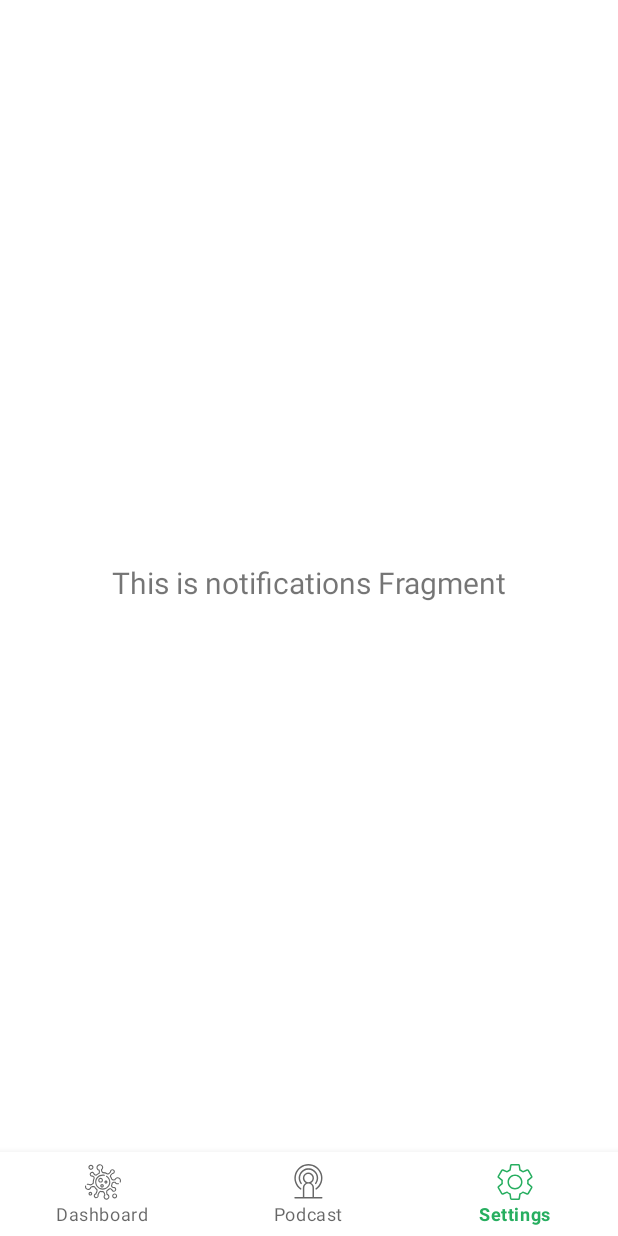
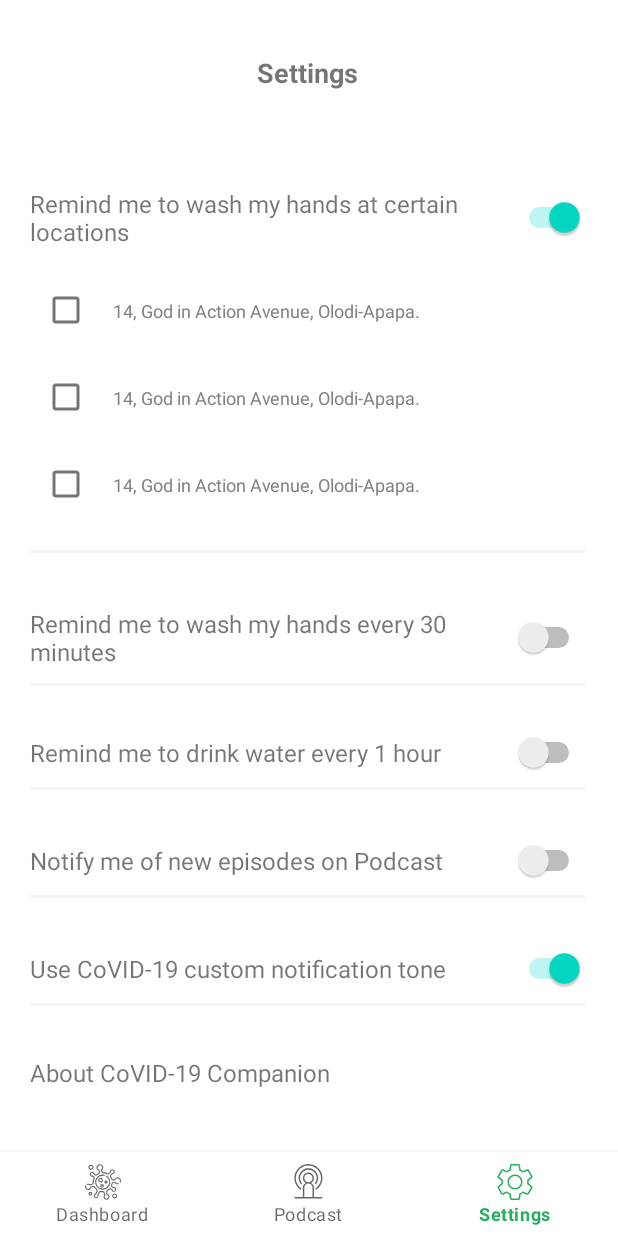
Before and after one commit to MaxSpane/Covid-19-Companion-Android-App, an Android app: the SettingsFragment screen opened through its navigation route, on a phone screen of 412 x 824 dp. Run offline under Robolectric (Android 15) with nearby library versions, the phone set to English and light mode, and no system bars; our stand-ins replace Dagger/Hilt's generated code, Room's generated code, navigation-ui.

Commit message:
Did UI for settings

```diff
--- a/app/src/main/java/it/weMake/covid19Companion/ui/landing/dashboard/DashboardFragment.kt
+++ b/app/src/main/java/it/weMake/covid19Companion/ui/landing/dashboard/DashboardFragment.kt
@@ -30,6 +30,7 @@ import it.weMake.covid19Companion.databinding.FragmentDashboardBinding
 import it.weMake.covid19Companion.services.DownloadManagerIntentService
 import it.weMake.covid19Companion.ui.landing.dashboard.adapters.GlobalCasesStatsAdapter
 import it.weMake.covid19Companion.ui.landing.dashboard.adapters.DashboardAdapter
+import it.weMake.covid19Companion.ui.landing.settings.ReminderLocationAdapter
 import it.weMake.covid19Companion.utils.*
 import java.io.File
 import javax.inject.Inject
@@ -44,6 +45,7 @@ class DashboardFragment : DaggerFragment(), View.OnClickListener {
     lateinit var fragmentBinding: FragmentDashboardBinding
     lateinit var globalCasesStatsAdapter: GlobalCasesStatsAdapter
     lateinit var dashboardAdapter: DashboardAdapter
+
 
     private lateinit var handler: Handler
     private val autoScrollDelayedTime: Long = 2500
--- /dev/null
+++ b/app/src/main/java/it/weMake/covid19Companion/ui/landing/settings/ReminderLocationAdapter.kt
@@ -0,0 +1,46 @@
+package it.weMake.covid19Companion.ui.landing.settings
+
+import android.view.LayoutInflater
+import android.view.View
+import android.view.ViewGroup
+import androidx.recyclerview.widget.RecyclerView
+import it.weMake.covid19Companion.R
+import it.weMake.covid19Companion.databinding.ReminderLocationBinding
+
+class ReminderLocationAdapter(): RecyclerView.Adapter<ReminderLocationAdapter.Holder>() {
+
+
+    override fun onCreateViewHolder(parent: ViewGroup, viewType: Int): Holder {
+        val view = LayoutInflater.from(parent.context).inflate(R.layout.reminder_location, parent, false)
+
+        return Holder(ReminderLocationBinding.bind(view))
+    }
+
+    override fun getItemCount(): Int = 3
+
+    override fun onBindViewHolder(holder: Holder, position: Int) {
+        holder.bind(position)
+    }
+
+
+
+    inner class Holder(private val itemBinding: ReminderLocationBinding): RecyclerView.ViewHolder(itemBinding.root), View.OnClickListener{
+
+        init {
+
+            itemView.setOnClickListener(this)
+        }
+
+        override fun onClick(v: View?) {
+        }
+
+        fun bind(position: Int) {
+
+                itemBinding.remHandLocTV.text = "14, God in Action Avenue, Olodi-Apapa."
+
+
+        }
+
+    }
+
+}
--- a/app/src/main/java/it/weMake/covid19Companion/ui/landing/notifications/SettingsFragment.kt
+++ b/app/src/main/java/it/weMake/covid19Companion/ui/landing/settings/SettingsFragment.kt
@@ -1,4 +1,4 @@
-package it.weMake.covid19Companion.ui.landing.notifications
+package it.weMake.covid19Companion.ui.landing.settings
 
 import android.os.Bundle
 import android.view.LayoutInflater
@@ -9,10 +9,14 @@ import androidx.fragment.app.Fragment
 import androidx.lifecycle.Observer
 import androidx.lifecycle.ViewModelProvider
 import it.weMake.covid19Companion.R
+import it.weMake.covid19Companion.databinding.FragmentSettingsBinding
 
 class SettingsFragment : Fragment() {
 
     private lateinit var settingsViewModel: SettingsViewModel
+    lateinit var fragmentBinding: FragmentSettingsBinding
+
+    lateinit var reminderLocationAdapter: ReminderLocationAdapter
 
     override fun onCreateView(
             inflater: LayoutInflater,
@@ -21,11 +25,14 @@ class SettingsFragment : Fragment() {
     ): View? {
         settingsViewModel =
                 ViewModelProvider(this).get(SettingsViewModel::class.java)
-        val root = inflater.inflate(R.layout.fragment_notifications, container, false)
-        val textView: TextView = root.findViewById(R.id.text_notifications)
+        fragmentBinding = FragmentSettingsBinding.inflate(inflater, container, false)
+
+
+        reminderLocationAdapter = ReminderLocationAdapter()
+        fragmentBinding.remHandLocRV.adapter = reminderLocationAdapter
+
         settingsViewModel.text.observe(viewLifecycleOwner, Observer {
-            textView.text = it
         })
-        return root
+        return fragmentBinding.root
     }
 }
--- a/app/src/main/java/it/weMake/covid19Companion/ui/landing/notifications/SettingsViewModel.kt
+++ b/app/src/main/java/it/weMake/covid19Companion/ui/landing/settings/SettingsViewModel.kt
@@ -1,4 +1,4 @@
-package it.weMake.covid19Companion.ui.landing.notifications
+package it.weMake.covid19Companion.ui.landing.settings
 
 import androidx.lifecycle.LiveData
 import androidx.lifecycle.MutableLiveData
--- a/app/src/main/java/it/weMake/covid19Companion/ui/landing/dashboard/adapters/RegionalCasesStatsAdapter.kt
+++ b/app/src/main/java/it/weMake/covid19Companion/ui/regionalStats/RegionalCasesStatsAdapter.kt
@@ -1,14 +1,11 @@
-package it.weMake.covid19Companion.ui.landing.dashboard.adapters
+package it.weMake.covid19Companion.ui.regionalStats
 
 import android.view.LayoutInflater
 import android.view.View
 import android.view.ViewGroup
-import androidx.core.content.ContextCompat
 import androidx.recyclerview.widget.RecyclerView
 import it.weMake.covid19Companion.R
 import it.weMake.covid19Companion.databinding.RegionalStatsBinding
-import it.weMake.covid19Companion.models.AreaCasesData
-import it.weMake.covid19Companion.utils.numberWithCommas
 
 class RegionalCasesStatsAdapter(): RecyclerView.Adapter<RegionalCasesStatsAdapter.Holder>() {
 
--- a/app/src/main/java/it/weMake/covid19Companion/ui/regionalStats/RegionalStatsActivity.kt
+++ b/app/src/main/java/it/weMake/covid19Companion/ui/regionalStats/RegionalStatsActivity.kt
@@ -4,7 +4,6 @@ import android.os.Bundle
 import androidx.appcompat.app.ActionBar
 import androidx.appcompat.app.AppCompatActivity
 import it.weMake.covid19Companion.databinding.ActivityRegionalStatsBinding
-import it.weMake.covid19Companion.ui.landing.dashboard.adapters.RegionalCasesStatsAdapter
 
 class RegionalStatsActivity : AppCompatActivity() {
     lateinit var regionalCasesStatsAdapter: RegionalCasesStatsAdapter
@@ -17,7 +16,8 @@ class RegionalStatsActivity : AppCompatActivity() {
         binding = ActivityRegionalStatsBinding.inflate(layoutInflater)
         val view = binding.root
         val regionsRecycler = binding.regionStatsRV
-        regionalCasesStatsAdapter = RegionalCasesStatsAdapter()
+        regionalCasesStatsAdapter =
+            RegionalCasesStatsAdapter()
        regionsRecycler.adapter = regionalCasesStatsAdapter
         setContentView(view)
     }
--- a/app/src/main/res/layout/fragment_notifications.xml
+++ /dev/null
@@ -1,22 +0,0 @@
-<?xml version="1.0" encoding="utf-8"?>
-<androidx.constraintlayout.widget.ConstraintLayout xmlns:android="http://schemas.android.com/apk/res/android"
-    xmlns:app="http://schemas.android.com/apk/res-auto"
-    xmlns:tools="http://schemas.android.com/tools"
-    android:layout_width="match_parent"
-    android:layout_height="match_parent"
-    tools:context=".ui.landing.notifications.SettingsFragment">
-
-    <TextView
-        android:id="@+id/text_notifications"
-        android:layout_width="match_parent"
-        android:layout_height="wrap_content"
-        android:layout_marginStart="8dp"
-        android:layout_marginTop="8dp"
-        android:layout_marginEnd="8dp"
-        android:textAlignment="center"
-        android:textSize="20sp"
-        app:layout_constraintBottom_toBottomOf="parent"
-        app:layout_constraintEnd_toEndOf="parent"
-        app:layout_constraintStart_toStartOf="parent"
-        app:layout_constraintTop_toTopOf="parent" />
-</androidx.constraintlayout.widget.ConstraintLayout>
--- /dev/null
+++ b/app/src/main/res/layout/fragment_settings.xml
@@ -0,0 +1,223 @@
+<?xml version="1.0" encoding="utf-8"?>
+
+<androidx.core.widget.NestedScrollView
+ xmlns:android="http://schemas.android.com/apk/res/android"
+    xmlns:app="http://schemas.android.com/apk/res-auto"
+    xmlns:tools="http://schemas.android.com/tools"
+    android:layout_width="match_parent"
+    android:layout_height="match_parent"
+    android:paddingStart="20dp"
+    android:paddingEnd="22dp"
+    tools:context=".ui.landing.settings.SettingsFragment"
+    >
+
+    <androidx.constraintlayout.widget.ConstraintLayout
+        android:layout_width="match_parent"
+        android:layout_height="match_parent"
+        >
+
+        <TextView
+            android:id="@+id/text_settings"
+            android:layout_width="match_parent"
+            android:layout_height="wrap_content"
+            android:layout_marginTop="36dp"
+            android:textAlignment="center"
+            android:textSize="18sp"
+            android:textStyle="bold"
+            android:text="@string/title_settings"
+            app:layout_constraintEnd_toEndOf="parent"
+            app:layout_constraintStart_toStartOf="parent"
+            app:layout_constraintTop_toTopOf="parent"
+            />
+
+        <TextView
+            android:id="@+id/rem_hand_loc"
+            android:layout_width="0dp"
+            android:layout_height="wrap_content"
+            android:layout_marginTop="64dp"
+            android:textSize="16sp"
+            android:text="@string/rem_hand_loc"
+            app:layout_constraintEnd_toStartOf="@+id/rem_togIV"
+            app:layout_constraintStart_toStartOf="parent"
+            app:layout_constraintTop_toBottomOf="@+id/text_settings"
+            />
+
+        <Switch
+            android:id="@+id/rem_togIV"
+            android:layout_height="wrap_content"
+            android:layout_width="wrap_content"
+
+            android:checked="true"
+            app:layout_constraintEnd_toEndOf="parent"
+            app:layout_constraintTop_toTopOf="@+id/rem_hand_loc"
+            app:layout_constraintBottom_toBottomOf="@+id/rem_hand_loc"
+            />
+
+        <androidx.recyclerview.widget.RecyclerView
+            android:id="@+id/rem_hand_locRV"
+            android:layout_width="match_parent"
+            android:layout_height="0dp"
+            app:layout_constraintTop_toBottomOf="@id/rem_hand_loc"
+            app:layout_constraintStart_toStartOf="parent"
+            android:layout_marginTop="17dp"
+            tools:listitem="@layout/reminder_location"
+            tools:itemCount="3"
+            android:orientation="vertical"
+            app:layoutManager="androidx.recyclerview.widget.LinearLayoutManager"
+            />
+        <View
+            android:id="@+id/v_Line"
+            android:layout_width="match_parent"
+            android:layout_height="2dp"
+            android:background="@color/grey"
+            android:layout_marginTop="10dp"
+            app:layout_constraintEnd_toEndOf="parent"
+            app:layout_constraintStart_toStartOf="parent"
+            app:layout_constraintTop_toBottomOf="@id/rem_hand_locRV"
+            />
+
+        <TextView
+            android:id="@+id/rem_hand_time"
+            android:layout_width="0dp"
+            android:layout_height="wrap_content"
+            android:layout_marginTop="36dp"
+            android:textSize="16sp"
+            android:text="@string/rem_hand_time"
+            app:layout_constraintStart_toStartOf="parent"
+            app:layout_constraintEnd_toStartOf="@+id/rem_tog2IV"
+            app:layout_constraintTop_toBottomOf="@+id/v_Line"
+            />
+
+        <Switch
+            android:id="@+id/rem_tog2IV"
+            android:layout_height="wrap_content"
+            android:layout_width="wrap_content"
+            android:checked="false"
+            app:layout_constraintEnd_toEndOf="parent"
+            app:layout_constraintTop_toTopOf="@+id/rem_hand_time"
+            app:layout_constraintBottom_toBottomOf="@+id/rem_hand_time"
+            />
+
+        <View
+            android:id="@+id/v_Line2"
+            android:layout_width="match_parent"
+            android:layout_height="2dp"
+            android:background="@color/grey"
+            android:layout_marginTop="10dp"
+            app:layout_constraintEnd_toEndOf="parent"
+            app:layout_constraintStart_toStartOf="parent"
+            app:layout_constraintTop_toBottomOf="@id/rem_hand_time"
+            />
+
+        <TextView
+            android:id="@+id/rem_water"
+            android:layout_width="0dp"
+            android:layout_height="wrap_content"
+            android:layout_marginTop="33dp"
+            android:textSize="16sp"
+            android:text="@string/rem_water"
+            app:layout_constraintStart_toStartOf="parent"
+            app:layout_constraintEnd_toStartOf="@+id/rem_tog3IV"
+            app:layout_constraintTop_toBottomOf="@+id/v_Line2"
+            />
+
+        <Switch
+            android:id="@+id/rem_tog3IV"
+            android:layout_height="wrap_content"
+            android:layout_width="wrap_content"
+            android:checked="false"
+            app:layout_constraintEnd_toEndOf="parent"
+            app:layout_constraintTop_toTopOf="@+id/rem_water"
+            app:layout_constraintBottom_toBottomOf="@+id/rem_water"
+            />
+
+        <View
+            android:id="@+id/v_Line3"
+            android:layout_width="match_parent"
+            android:layout_height="2dp"
+            android:background="@color/grey"
+            android:layout_marginTop="12dp"
+            app:layout_constraintEnd_toEndOf="parent"
+            app:layout_constraintStart_toStartOf="parent"
+            app:layout_constraintTop_toBottomOf="@id/rem_water"
+            />
+        <TextView
+            android:id="@+id/podcast"
+            android:layout_width="0dp"
+            android:layout_height="wrap_content"
+            android:layout_marginTop="36dp"
+            android:textSize="16sp"
+            android:text="@string/podcast"
+            app:layout_constraintStart_toStartOf="parent"
+            app:layout_constraintEnd_toStartOf="@+id/rem_tog4IV"
+            app:layout_constraintTop_toBottomOf="@+id/v_Line3"
+            />
+
+        <Switch
+            android:id="@+id/rem_tog4IV"
+            android:layout_height="wrap_content"
+            android:layout_width="wrap_content"
+            android:checked="false"
+            app:layout_constraintEnd_toEndOf="parent"
+            app:layout_constraintTop_toTopOf="@+id/podcast"
+            app:layout_constraintBottom_toBottomOf="@+id/podcast"
+            />
+        <View
+            android:id="@+id/v_Line4"
+            android:layout_width="match_parent"
+            android:layout_height="2dp"
+            android:background="@color/grey"
+            android:layout_marginTop="12dp"
+            app:layout_constraintEnd_toEndOf="parent"
+            app:layout_constraintStart_toStartOf="parent"
+            app:layout_constraintTop_toBottomOf="@id/podcast"
+            />
+        <TextView
+            android:id="@+id/notification"
+            android:layout_width="0dp"
+            android:layout_height="wrap_content"
+            android:layout_marginTop="36dp"
+            android:textSize="16sp"
+            android:text="@string/notification"
+            app:layout_constraintStart_toStartOf="parent"
+            app:layout_constraintEnd_toStartOf="@+id/rem_tog5IV"
+            app:layout_constraintTop_toBottomOf="@+id/v_Line4"
+            />
+
+        <Switch
+            android:id="@+id/rem_tog5IV"
+            android:layout_height="wrap_content"
+            android:layout_width="wrap_content"
+            android:checked="true"
+            app:layout_constraintEnd_toEndOf="parent"
+            app:layout_constraintTop_toTopOf="@+id/notification"
+            app:layout_constraintBottom_toBottomOf="@+id/notification"
+            />
+        <View
+            android:id="@+id/v_Line5"
+            android:layout_width="match_parent"
+            android:layout_height="2dp"
+            android:background="@color/grey"
+            android:layout_marginTop="12dp"
+            app:layout_constraintEnd_toEndOf="parent"
+            app:layout_constraintStart_toStartOf="parent"
+            app:layout_constraintTop_toBottomOf="@id/notification"
+            />
+        <TextView
+            android:id="@+id/about"
+            android:layout_width="match_parent"
+            android:layout_height="wrap_content"
+            android:layout_marginTop="33dp"
+            android:layout_marginBottom="150dp"
+            android:textSize="16sp"
+            android:text="@string/about"
+            app:layout_constraintStart_toStartOf="parent"
+            app:layout_constraintTop_toBottomOf="@+id/v_Line5"
+            app:layout_constraintBottom_toBottomOf="parent"
+            />
+
+
+    </androidx.constraintlayout.widget.ConstraintLayout>
+
+
+</androidx.core.widget.NestedScrollView>
--- /dev/null
+++ b/app/src/main/res/layout/reminder_location.xml
@@ -0,0 +1,29 @@
+<?xml version="1.0" encoding="utf-8"?>
+
+
+<androidx.appcompat.widget.LinearLayoutCompat
+    xmlns:android="http://schemas.android.com/apk/res/android"
+    android:layout_width="match_parent"
+    android:layout_height="wrap_content"
+    android:orientation="horizontal">
+
+
+    <CheckBox
+        android:id="@+id/rem_hand_locCB"
+        android:layout_marginEnd="7dp"
+        android:layout_marginBottom="10dp"
+        android:layout_height="wrap_content"
+        android:layout_width="wrap_content" />
+
+    <TextView
+        android:id="@+id/rem_hand_locTV"
+        style="@style/Covid19TextView"
+        android:text="@string/confirmed"
+        android:textColor="#818181"
+        android:textSize="12sp"
+        android:layout_marginBottom="8dp"
+        />
+
+
+
+</androidx.appcompat.widget.LinearLayoutCompat>
--- a/app/src/main/res/navigation/mobile_navigation.xml
+++ b/app/src/main/res/navigation/mobile_navigation.xml
@@ -19,7 +19,7 @@
 
     <fragment
         android:id="@+id/navigation_settings"
-        android:name="it.weMake.covid19Companion.ui.landing.notifications.SettingsFragment"
+        android:name="it.weMake.covid19Companion.ui.landing.settings.SettingsFragment"
         android:label="@string/title_settings"
-        tools:layout="@layout/fragment_notifications" />
+        tools:layout="@layout/fragment_settings" />
 </navigation>
--- a/app/src/main/res/values/strings.xml
+++ b/app/src/main/res/values/strings.xml
@@ -25,9 +25,12 @@
     </string>
     <string name="nigeria">Nigeria</string>
     <string name="cases">Cases</string>
-
-
-    <!-- TODO: Remove or change this placeholder text -->
-    <string name="hello_blank_fragment">Hello blank fragment</string>
+    <string name="settings">Settings</string>
+    <string name="rem_hand_loc">Remind me to wash my hands at certain locations</string>
+    <string name="rem_hand_time">Remind me to wash my hands every 30 minutes</string>
+    <string name="rem_water">Remind me to drink water every 1 hour</string>
+    <string name="podcast">Notify me of new episodes on Podcast</string>
+    <string name="notification">Use CoVID-19 custom notification tone</string>
+    <string name="about">About CoVID-19 Companion</string>
 
 </resources>
```
Also changed, not shown: app/src/main/AndroidManifest.xml (+8 -6 lines).
